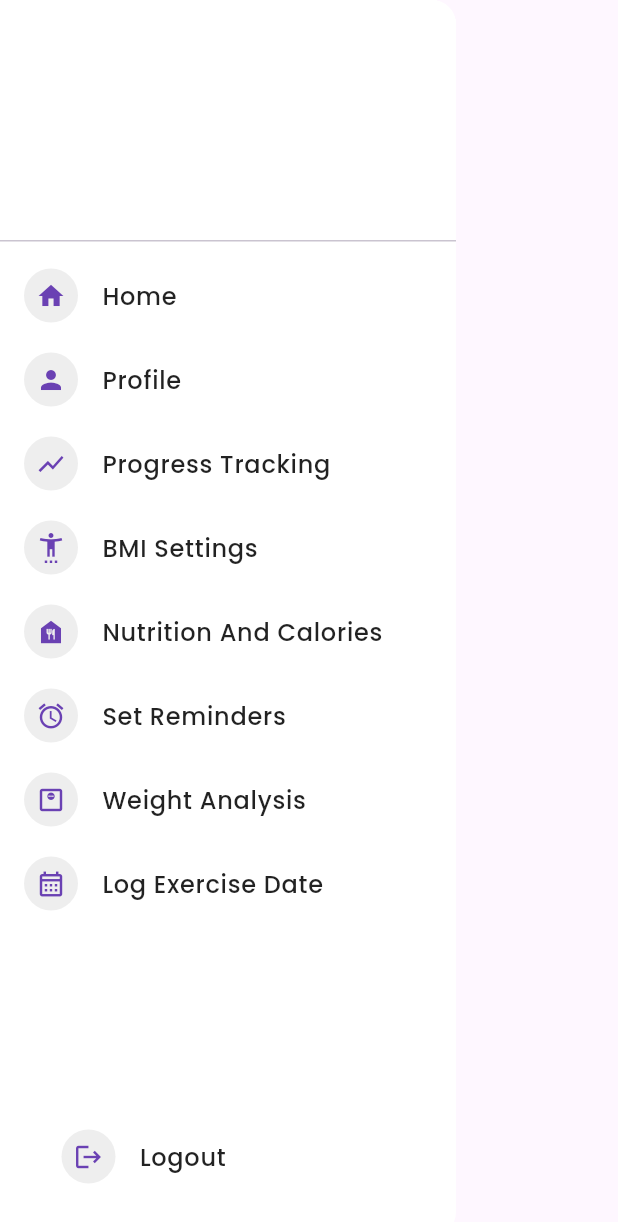
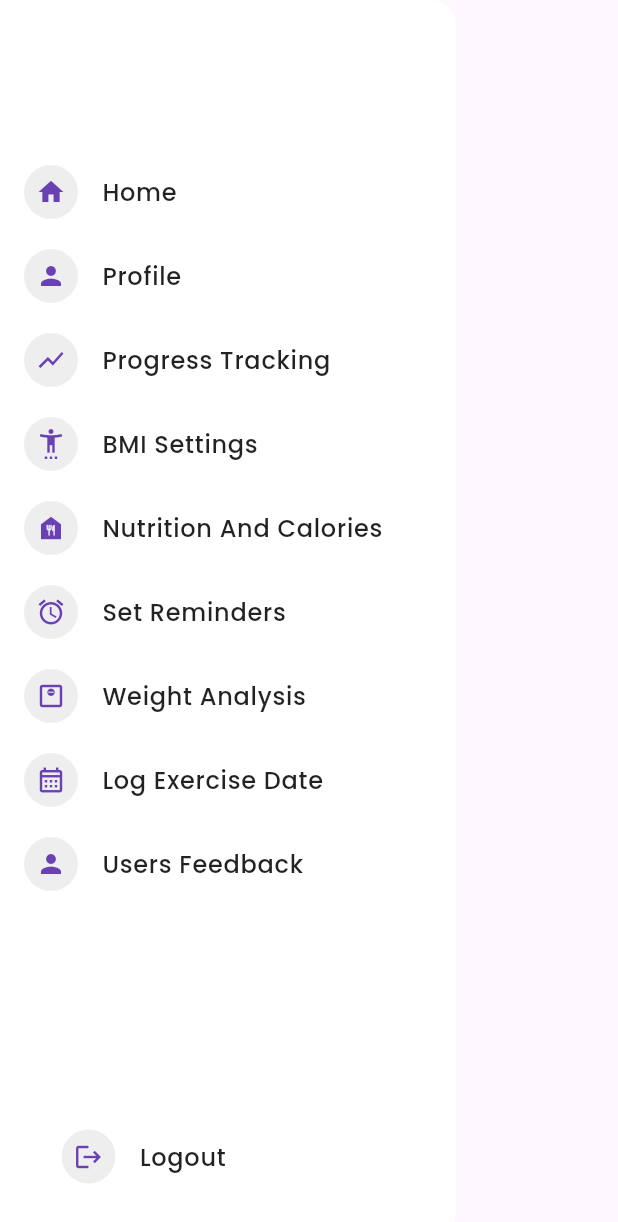
Before and after one commit to Pablo-27-Pablo/exercai_mobile, a Flutter app: the MyDrawer widget shown alone on an empty page, opened directly, on a phone screen of 412 x 824 dp. Shown: the top 1222 px of the screen. Run offline on Flutter 3.47's test engine with Material 3 defaults, Android fonts, the phone set to English and light mode, and no system bars; our stand-ins replace audioplayers, camera, card_swiper, cloud_firestore, confetti, firebase_auth and 16 more; missing offline and left inert: google_mlkit_pose_detection; accounts and stored records are empty.

Commit message:
Trying to add email feedback, still error

```diff
--- a/lib/components/my_drawer.dart
+++ b/lib/components/my_drawer.dart
@@ -1,4 +1,5 @@
 import 'package:exercai_mobile/components/my_drawer.dart';
+import 'package:exercai_mobile/feedback/users_feedback.dart';
 import 'package:exercai_mobile/login_register_pages/login.dart';
 import 'package:exercai_mobile/main.dart';
 import 'package:exercai_mobile/month_log_exercise/month_note_exercise.dart';
@@ -77,19 +78,20 @@ class MyDrawer extends StatelessWidget {
       backgroundColor: Colors.white, // White background for a minimalist look.
       child: Column(
         children: [
+          SizedBox(height: 100,),
           // Drawer Header with user info.
-          DrawerHeader(
+          /*DrawerHeader(
             decoration: const BoxDecoration(
               color: Colors.white,
             ),
             child: Row(
               children: [
                 // Display a circular avatar placeholder.
-/*                CircleAvatar(
+*//*                CircleAvatar(
                   radius: 30,
                   backgroundColor: Colors.grey.shade300,
                   child: const Icon(Icons.person, color: Colors.white, size: 30),
-                ),*/
+                ),*//*
                 const SizedBox(width: 16),
                 // Fetch and show user first name.
                 FutureBuilder<DocumentSnapshot<Map<String, dynamic>>>(
@@ -133,7 +135,7 @@ class MyDrawer extends StatelessWidget {
                 )
               ],
             ),
-          ),
+          ),*/
 
           // Drawer ListTiles – wrapped in an Expanded ListView.
           Expanded(
@@ -217,6 +219,14 @@ class MyDrawer extends StatelessWidget {
                     Navigator.push(context, MaterialPageRoute(builder: (context)=>MonthExercisePage()));
                   },
                 ),
+                _buildDrawerTile(
+                  icon: Icons.person,
+                  title: "Users Feedback",
+                  onTap: () {
+                    Navigator.pop(context);
+                    Navigator.push(context, MaterialPageRoute(builder: (context)=>SimpleEmailPage()));
+                  },
+                ),
               ],
             ),
           ),
--- a/pubspec.yaml
+++ b/pubspec.yaml
@@ -30,7 +30,8 @@ environment:
 dependencies:
   flutter:
     sdk: flutter
-
+  url_launcher: ^6.3.1
+  flutter_email_sender: ^7.0.0
   rxdart: ^0.28.0
   fl_chart: ^0.64.0
   hive: ^2.2.3
```
Also changed, not shown: lib/feedback/users_feedback.dart (added, +51 -0 lines), firebase.json, pubspec.lock, 6 other files.
